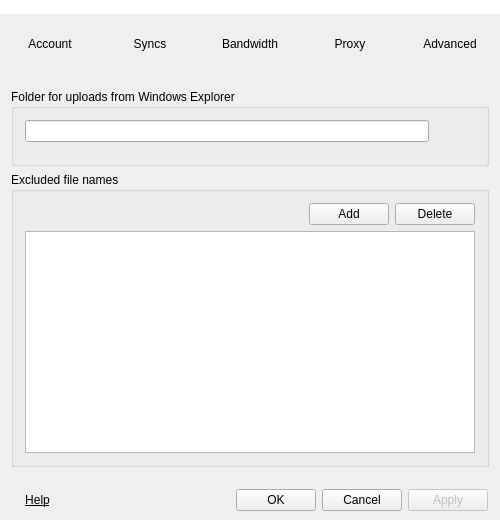
The window that Source/MEGASync/gui/SettingsDialog.ui (meganz/MEGAsync) describes before a commit, drawn with Qt 5.
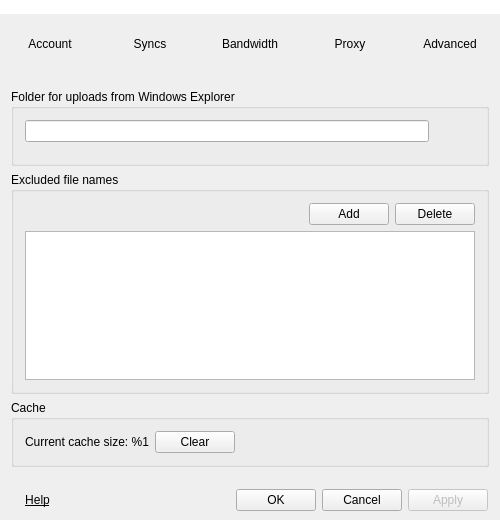
The same window after the commit. The open tabs and pages were chosen to show the change. Icons and pictures are not drawn.

Diff of the .ui file:
```diff
--- a/Source/MEGASync/gui/SettingsDialog.ui
+++ b/Source/MEGASync/gui/SettingsDialog.ui
@@ -1073,6 +1073,42 @@
          </layout>
         </widget>
        </item>
+       <item>
+        <widget class="QGroupBox" name="groupBox_6">
+         <property name="title">
+          <string>Cache</string>
+         </property>
+         <layout class="QHBoxLayout" name="horizontalLayout_11">
+          <item>
+           <widget class="QLabel" name="label_3">
+            <property name="text">
+             <string>Current cache size: %1</string>
+            </property>
+           </widget>
+          </item>
+          <item>
+           <widget class="QPushButton" name="pushButton">
+            <property name="text">
+             <string>Clear</string>
+            </property>
+           </widget>
+          </item>
+          <item>
+           <spacer name="horizontalSpacer_5">
+            <property name="orientation">
+             <enum>Qt::Horizontal</enum>
+            </property>
+            <property name="sizeHint" stdset="0">
+             <size>
+              <width>40</width>
+              <height>20</height>
+             </size>
+            </property>
+           </spacer>
+          </item>
+         </layout>
+        </widget>
+       </item>
       </layout>
      </widget>
      <widget class="QWidget" name="pProxies">
```
Left out of the diff: 2 changed lines with no effect on the pictures.
